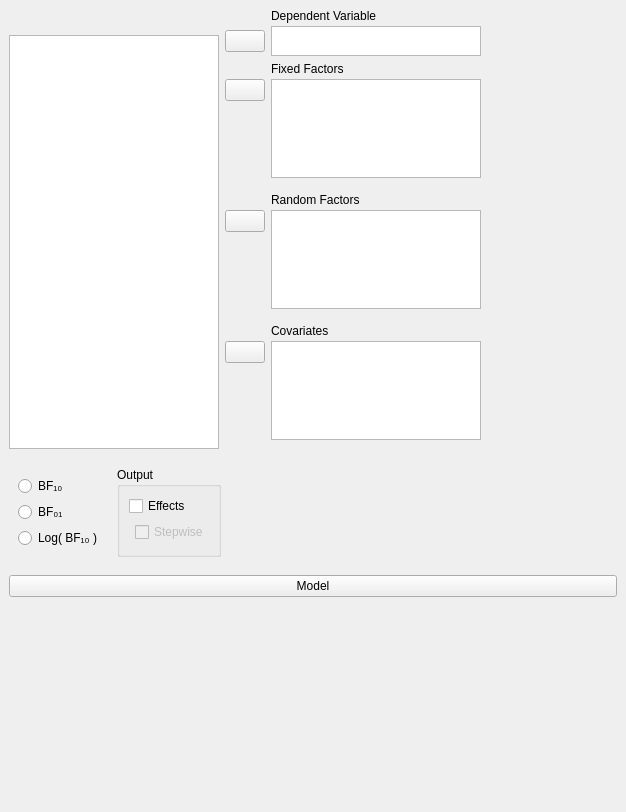
Before: the Qt Designer form JASP-Desktop/analysisforms/ancovabayesianform.ui in jasp-stats/jasp-desktop, drawn with Qt 5.
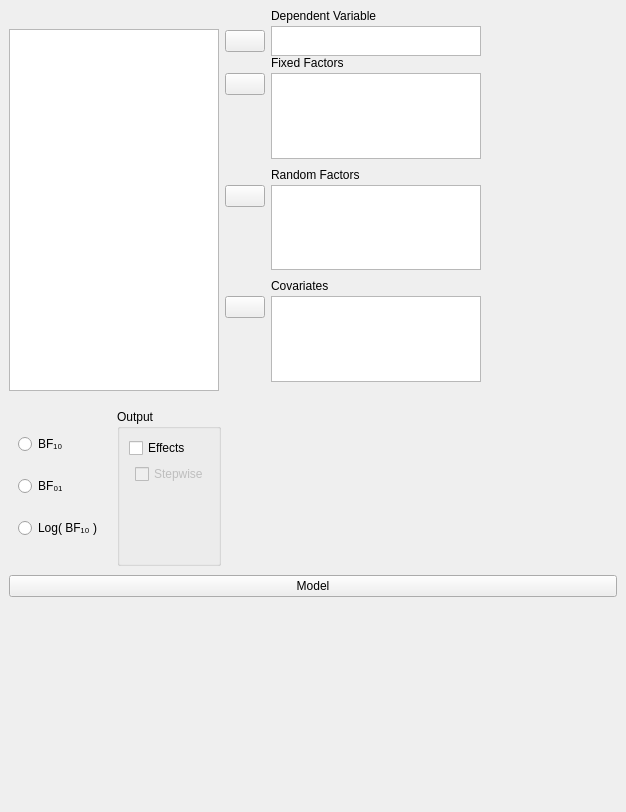
After: the same form once the commit is applied. Custom widgets are drawn as their Qt base class.

Commit message: B ANCOVA: tweaks, fixes to UI

```diff
--- a/JASP-Desktop/analysisforms/ancovabayesianform.ui
+++ b/JASP-Desktop/analysisforms/ancovabayesianform.ui
@@ -34,10 +34,13 @@
      <property name="maximumSize">
       <size>
        <width>16777215</width>
-       <height>500</height>
+       <height>400</height>
       </size>
      </property>
      <layout class="QGridLayout" name="gridLayout_10">
+      <property name="verticalSpacing">
+       <number>0</number>
+      </property>
       <item row="0" column="2" rowspan="2">
        <widget class="QWidget" name="widget_6" native="true">
         <layout class="QGridLayout" name="gridLayout_3">
@@ -394,7 +397,16 @@
    </item>
    <item row="1" column="0" colspan="2">
     <widget class="QWidget" name="widget_12" native="true">
+     <property name="sizePolicy">
+      <sizepolicy hsizetype="Preferred" vsizetype="Minimum">
+       <horstretch>0</horstretch>
+       <verstretch>0</verstretch>
+      </sizepolicy>
+     </property>
      <layout class="QGridLayout" name="gridLayout_4">
+      <property name="bottomMargin">
+       <number>0</number>
+      </property>
       <item row="0" column="0">
        <widget class="BoundGroupBox" name="bayesFactorType" native="true">
         <property name="title" stdset="0">
```
Left out of the diff: 19 changed lines with no effect on the pictures. The commit also changes 1 other file.
